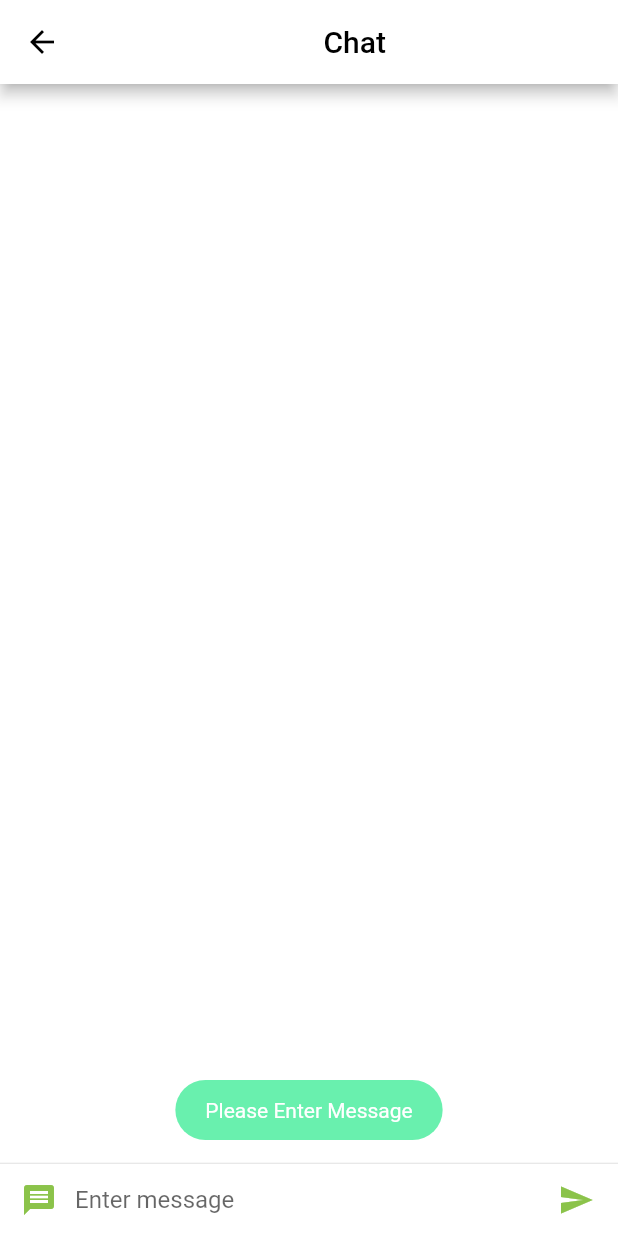
After one commit to ishe19/velocityhealth, a Flutter app: the MyChatScreen screen opened directly, after a tap on the "message" icon, on a phone screen of 412 x 824 dp. The commit adds this screen. Run offline on Flutter 3.47's test engine with Material 2 defaults, Android fonts, the light colour scheme and no system bars; our stand-ins replace clay_containers, flutter_svg, fluttertoast, font_awesome_flutter, rflutter_alert; missing offline and left inert: add_to_calendar, neumorphic.

Commit message:
chat
adding chat

```diff
--- a/lib/pages/Verification.dart
+++ b/lib/pages/Verification.dart
@@ -1,5 +1,5 @@
 import 'package:flutter/material.dart';
-import 'package:velocityhealth/pages/landing_page.dart';
+
 
 class VerificationPage extends StatefulWidget {
   @override
@@ -18,7 +18,7 @@ class _VerificationPageState extends State<VerificationPage> {
        body:Column(
         mainAxisAlignment: MainAxisAlignment.center,
         children: <Widget>[
-          new Image.asset('assets/images/transparent.png'),
+          new Image.asset('assets/images/logo.png'),
 //          new TextField(
 //            decoration: InputDecoration(
 //              border: OutlineInputBorder(
--- /dev/null
+++ b/lib/pages/chat.dart
@@ -0,0 +1,144 @@
+import 'dart:core';
+
+import 'package:flutter/cupertino.dart';
+import 'package:flutter/material.dart';
+import 'package:fluttertoast/fluttertoast.dart';
+import 'package:intl/intl.dart';
+
+import 'package:velocityhealth/utils/messages.dart';
+
+class MyChatScreen extends StatefulWidget {
+  const MyChatScreen({Key key, this.title}) : super(key: key);
+  final String title;
+
+  @override
+  _MyChatState createState() => new _MyChatState();
+}
+
+class _MyChatState extends State<MyChatScreen> {
+  final List<Message> _messages = <Message>[];
+
+  // Create a text controller. We will use it to retrieve the current value
+  // of the TextField!
+  final _textController = TextEditingController();
+
+  @override
+  Widget build(BuildContext context) {
+    DateTime time = DateTime.now();
+    String formattedDate = DateFormat('yyyy-MM-dd hh:mm').format(time);
+
+    return new Scaffold(
+        appBar: new AppBar(
+          backgroundColor: Colors.white,
+          title: Center(
+            child: const Text(
+              ' Chat ',
+              style: TextStyle(color: Colors.black),
+              textAlign: TextAlign.center,
+            ),
+          ),
+        ),
+        body: new Container(
+            width: double.infinity,
+            height: double.infinity,
+            color: Colors.white,
+            child: new Container(
+              child: new Column(
+                children: <Widget>[
+                  //Chat list
+                  new Flexible(
+                    child: new ListView.builder(
+                      padding: new EdgeInsets.all(8.0),
+                      reverse: true,
+                      itemBuilder: (_, int index) => _messages[index],
+                      itemCount: _messages.length,
+                    ),
+                  ),
+                  new Divider(height: 1.0),
+                  new Container(
+                      decoration:
+                          new BoxDecoration(color: Theme.of(context).cardColor),
+                      child: new IconTheme(
+                          data: new IconThemeData(
+                              color: Theme.of(context).accentColor),
+                          child: new Container(
+                            margin: const EdgeInsets.symmetric(horizontal: 2.0),
+                            child: new Row(
+                              children: <Widget>[
+                                //left send button
+
+                                new Container(
+                                  width: 48.0,
+                                  height: 48.0,
+                                  child: new IconButton(
+                                      icon: Icon(Icons.message),
+                                      onPressed: () => _sendMsg(
+                                          _textController.text,
+                                          'left',
+                                          formattedDate)),
+                                ),
+
+                                //Enter Text message here
+                                new Flexible(
+                                  child: new TextField(
+                                    controller: _textController,
+                                    decoration: new InputDecoration.collapsed(
+                                        hintText: "Enter message"),
+                                  ),
+                                ),
+
+                                //right send button
+
+                                new Container(
+                                  margin:
+                                      new EdgeInsets.symmetric(horizontal: 2.0),
+                                  width: 48.0,
+                                  height: 48.0,
+                                  child: new IconButton(
+                                      icon: Icon( Icons.send
+                                          ),
+                                      onPressed: () => _sendMsg(
+                                          _textController.text,
+                                          'right',
+                                          formattedDate)),
+                                ),
+                              ],
+                            ),
+                          ))),
+                ],
+              ),
+            )));
+  }
+
+  void _sendMsg(String msg, String messageDirection, String date) {
+    if (msg.length == 0) {
+      Fluttertoast.showToast(
+          msg: "Please Enter Message",
+          toastLength: Toast.LENGTH_SHORT,
+          gravity: ToastGravity.BOTTOM,
+          timeInSecForIos: 1,
+          backgroundColor: Colors.greenAccent);
+    } else {
+      _textController.clear();
+      Message message = new Message(
+        msg: msg,
+        direction: messageDirection,
+        dateTime: date,
+      );
+      setState(() {
+        _messages.insert(0, message);
+      });
+    }
+  }
+
+  @override
+  void initState() {
+    super.initState();
+  }
+
+  @override
+  void dispose() {
+    _textController.dispose();
+    super.dispose();
+  }
+}
--- a/lib/pages/log_in.dart
+++ b/lib/pages/log_in.dart
@@ -791,7 +791,7 @@ child: DropdownButton<Item>(
                         ),
                       ),
                       onPressed: () {
-                        Navigator.pop(context, MaterialPageRoute(builder: (BuildContext context)=> VerificationPage()));
+                        Navigator.push(context, MaterialPageRoute(builder: (BuildContext context)=> VerificationPage()));
                         // validateAndSubmit2();
                           // TODO ONCE FINISHED REMEMBER TO UNCOMMENT THIS OUT
                       }
--- a/lib/pages/verification.dart
+++ b/lib/pages/verification.dart
@@ -1,5 +1,5 @@
 import 'package:flutter/material.dart';
-import 'package:velocityhealth/pages/landing_page.dart';
+
 
 class VerificationPage extends StatefulWidget {
   @override
@@ -18,7 +18,7 @@ class _VerificationPageState extends State<VerificationPage> {
        body:Column(
         mainAxisAlignment: MainAxisAlignment.center,
         children: <Widget>[
-          new Image.asset('assets/images/transparent.png'),
+          new Image.asset('assets/images/logo.png'),
 //          new TextField(
 //            decoration: InputDecoration(
 //              border: OutlineInputBorder(
--- a/pubspec.yaml
+++ b/pubspec.yaml
@@ -38,6 +38,10 @@ dev_dependencies:
   clay_containers: ^0.2.2
   neumorphic: ^0.1.1+1
   firebase_auth:
+  add_to_calendar: ^1.2.0
+  dash_chat: ^1.0.16
+  fluttertoast:
+
 
 
 
```
Also changed, not shown: lib/pages/calendar.dart (added, +139 -0 lines), lib/pages/consultancy.dart (added, +98 -0 lines), lib/pages/consultancyscreen.dart (added, +10 -0 lines), lib/pages/home.dart (+41 -0 lines), lib/utils/drawer.dart (+18 -3 lines), lib/utils/messages.dart (added, +180 -0 lines), assets/images/out.jpg (added), pubspec.lock, 1 other file.
